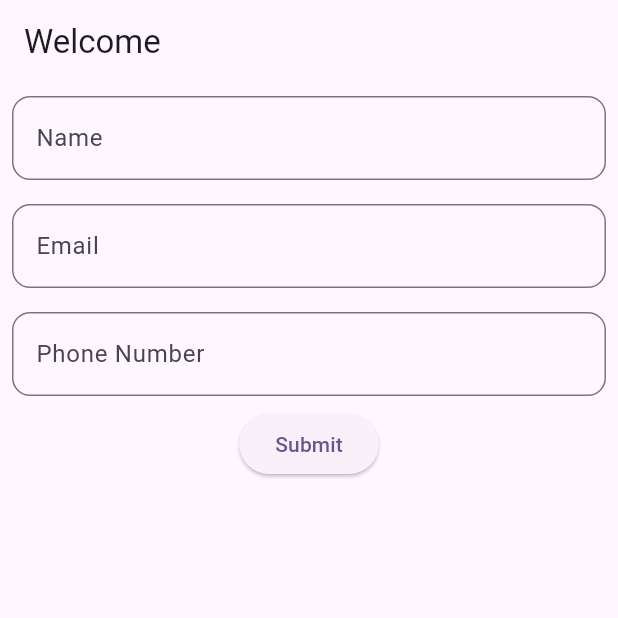
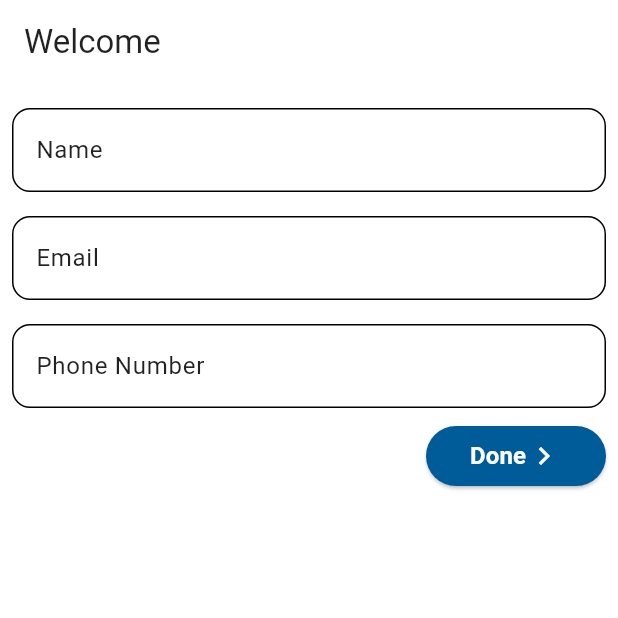
Before and after one commit to ravidkrisi/the_salon, a Flutter app: the screen it shows after launch, after a tap on "Sign In With Google", on a phone screen of 412 x 824 dp, the top half of it. Run offline on Flutter 3.47's test engine with Material 3 defaults, Android fonts, the light colour scheme and no system bars; our stand-ins replace cloud_firestore, firebase_auth, firebase_core, flutter_bloc, flutter_svg, font_awesome_flutter and 1 more; accounts and stored records are empty; generated files the repository leaves out were written again.

Commit message:
[feature] added light theme to app

```diff
--- a/lib/app.dart
+++ b/lib/app.dart
@@ -1,5 +1,6 @@
 import 'package:flutter/material.dart';
 import 'package:flutter_bloc/flutter_bloc.dart';
+import 'package:the_salon/core/theme/light_theme.dart';
 import 'package:the_salon/features/auth/data/datasources/firebase_auth_repo.dart';
 import 'package:the_salon/features/auth/presentation/pages/auth_page.dart';
 import 'package:the_salon/features/auth/presentation/pages/sign_up_page.dart';
@@ -23,9 +24,7 @@ class MyApp extends StatelessWidget {
       child: MaterialApp(
         debugShowCheckedModeBanner: false,
         title: 'The Salon',
-        theme: ThemeData(
-          colorScheme: ColorScheme.fromSeed(seedColor: Colors.deepPurple),
-        ),
+        theme: lightTheme,
         home: BlocConsumer<AuthBloc, AuthState>(
           builder: (context, state) {
             // loading
--- /dev/null
+++ b/lib/core/extensions/buildcontext.dart
@@ -0,0 +1,6 @@
+import 'package:flutter/material.dart';
+
+extension ThemeExt on BuildContext {
+  ThemeData get theme => Theme.of(this);
+  ColorScheme get colorScheme => Theme.of(this).colorScheme;
+}
--- /dev/null
+++ b/lib/core/theme/light_theme.dart
@@ -0,0 +1,15 @@
+import 'package:flutter/material.dart';
+
+final ThemeData lightTheme = ThemeData(
+  brightness: Brightness.light,
+  colorScheme: ColorScheme.light(
+    primary: Color(0xFF005B99), // Deep blue for primary elements
+    onPrimary: Colors.white, // Text/icons on primary color
+    secondary: Color(0xFFFFA726), // Warm orange for accents
+    onSecondary: Colors.white,
+    surface: Colors.white, // Default container background
+    onSurface: Colors.black87, // Text/icons on surfaces
+    error: Color(0xFFD32F2F), // Standard error red
+    onError: Colors.white, // Text/icons on error surfaces
+  ),
+);
--- a/lib/features/auth/presentation/components/my_text_field.dart
+++ b/lib/features/auth/presentation/components/my_text_field.dart
@@ -20,7 +20,7 @@ class MyTextField extends StatelessWidget {
   @override
   Widget build(BuildContext context) {
     return Padding(
-      padding: const EdgeInsets.all(8.0),
+      padding: const EdgeInsets.symmetric(vertical: 8.0),
       child: TextField(
         controller: controller,
         keyboardType: keyboardType,
--- a/lib/features/auth/presentation/pages/sign_up_page.dart
+++ b/lib/features/auth/presentation/pages/sign_up_page.dart
@@ -1,6 +1,7 @@
 import 'package:flutter/material.dart';
 import 'package:flutter/services.dart';
 import 'package:flutter_bloc/flutter_bloc.dart';
+import 'package:the_salon/core/extensions/buildcontext.dart';
 import 'package:the_salon/features/auth/presentation/bloc/auth_bloc.dart';
 import 'package:the_salon/features/auth/presentation/bloc/auth_event.dart';
 import 'package:the_salon/features/auth/presentation/components/my_text_field.dart';
@@ -54,7 +55,9 @@ class _SignUpPageState extends State<SignUpPage> {
   Widget build(BuildContext context) {
     return Scaffold(
       appBar: AppBar(title: Text('Welcome')),
-      body: Column(
+      body: Padding(
+        padding: const EdgeInsets.all(8.0),
+        child: Column(
           children: [
             // name text field
             MyTextField(
@@ -83,7 +86,16 @@ class _SignUpPageState extends State<SignUpPage> {
             ),
 
             // submit btn
-          ElevatedButton(
+            Row(
+              mainAxisAlignment: MainAxisAlignment.end,
+              children: [
+                SizedBox(
+                  width: 120,
+                  child: ElevatedButton(
+                    style: ElevatedButton.styleFrom(
+                      backgroundColor: context.colorScheme.primary,
+                      foregroundColor: context.colorScheme.onPrimary,
+                    ),
                     onPressed: () {
                       context.read<AuthBloc>().add(
                         AuthSignUpUser(
@@ -95,9 +107,26 @@ class _SignUpPageState extends State<SignUpPage> {
                         ),
                       );
                     },
-            child: Text('Submit'),
+                    child: Row(
+                      mainAxisAlignment: MainAxisAlignment.center,
+                      children: [
+                        Text(
+                          'Done',
+                          style: TextStyle(
+                            fontSize: 16,
+                            fontWeight: FontWeight.bold,
+                          ),
+                        ),
+
+                        Icon(Icons.chevron_right, size: 24),
+                      ],
+                    ),
+                  ),
                 ),
               ],
+            ),
+          ],
+        ),
       ),
     );
   }
```
Lines whose indentation alone changed are shown as unchanged.
